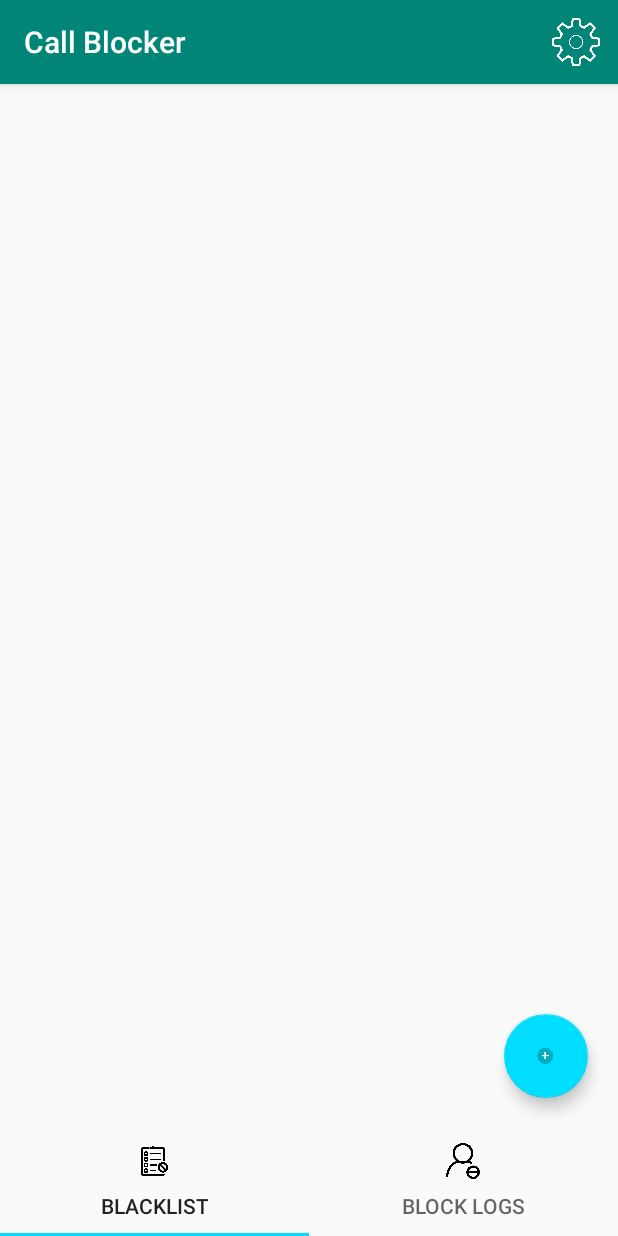
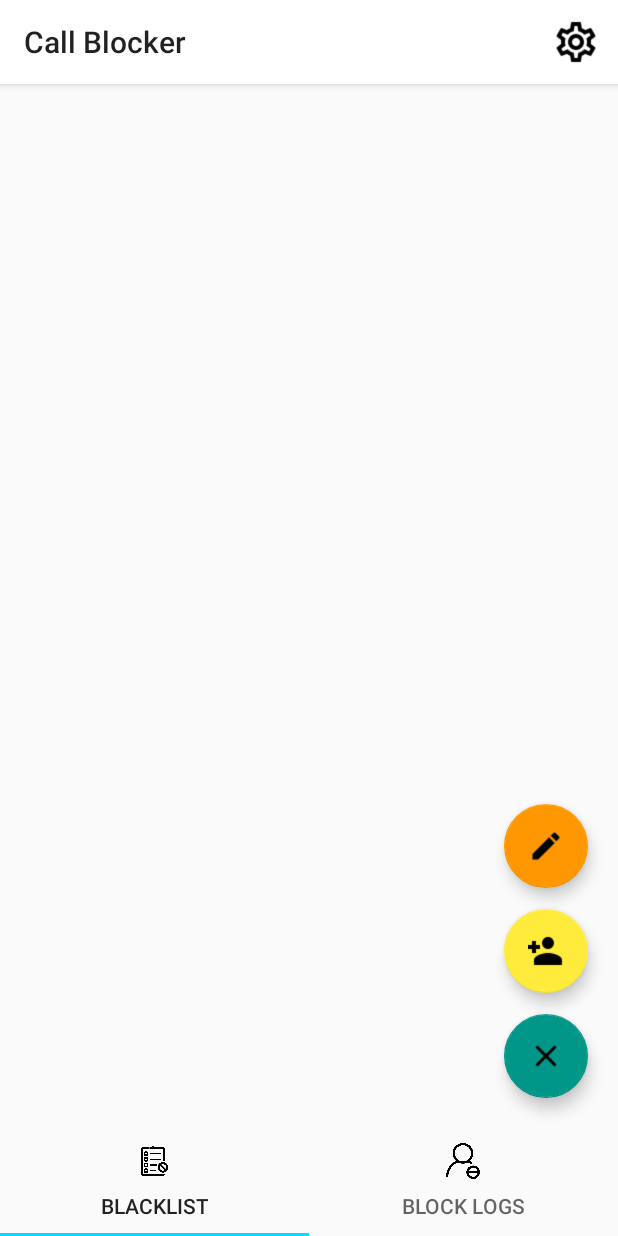
Before and after one commit to duydoan1411/callblocker, an Android app: the screen it shows after launch (MainActivity), after a tap on an icon or button, on a phone screen of 412 x 824 dp. Run offline under Robolectric (Android 15) with nearby library versions, the phone set to English and light mode, and no system bars.

Commit message:
icon update

```diff
--- a/app/src/main/java/com/dgteam/callblocker/BlackList.java
+++ b/app/src/main/java/com/dgteam/callblocker/BlackList.java
@@ -38,7 +38,7 @@ import java.util.ArrayList;
 
 import static android.app.Activity.RESULT_OK;
 
-
+//Fragment
 public class BlackList extends Fragment {
 
     private static final String ARG_PARAM1 = "param1";
@@ -46,7 +46,7 @@ public class BlackList extends Fragment {
     public static final int REQUEST_SELECT_CONTACT = 1;
 
     private RecyclerView recyclerView;
-    private FloatingActionButton btAdd;
+    private FloatingActionButton btAdd, fabContact, fabNumber;
     private ArrayList<ContactItem> contactList = new ArrayList<>();
     private ContactAdapter contactAdapter;
 
@@ -78,28 +78,51 @@ public class BlackList extends Fragment {
         }
     }
 
-    public static void toastk(Context context, String string){
-        Toast.makeText(context,string,Toast.LENGTH_SHORT).show();
-    }
-
     @Override
     public View onCreateView(LayoutInflater inflater, ViewGroup container,
                              Bundle savedInstanceState) {
 
+        ///Ánh xạ các view
         View view = inflater.inflate(R.layout.fragment_black_list,container,false);
         recyclerView = view.findViewById(R.id.recyclerViewBalckList);
         btAdd = view.findViewById(R.id.floatingActionButton4);
+        fabContact = view.findViewById(R.id.fabPersonAdd);
+        fabNumber = view.findViewById(R.id.fabNumber);
+        boolean[] kt = {true};
+        btAdd.setImageResource(R.drawable.add);
         btAdd.setOnClickListener(new View.OnClickListener() {
             @Override
             public void onClick(View view) {
-                selectContact();
+                kt[0] =!kt[0];
+                if (kt[0]) {
+                    btAdd.setImageResource(R.drawable.add);
+                    an();
+                }
+                else {
+                    btAdd.setImageResource(R.drawable.clear);
+                    hien();
+                }
             }
         });
+        fabContact.setOnClickListener(view1 -> selectContact());
+        //fabNumber.setOnClickListener();
         showRecyclerView(container);
         if (contactList.size()==7) Toast.makeText(getContext(),contactList.get(0).getName(),Toast.LENGTH_SHORT).show();
         return view;
     }
 
+
+    private void hien(){
+        fabNumber.show();
+        fabContact.show();
+    }
+
+    private void an(){
+        fabContact.hide();
+        fabNumber.hide();
+    }
+
+    //Xử lý RecyclerView
     public void showRecyclerView(ViewGroup container){
         recyclerView.setHasFixedSize(true);
         LinearLayoutManager layoutManager = new LinearLayoutManager(container.getContext(),
--- a/app/src/main/java/com/dgteam/callblocker/MainActivity.java
+++ b/app/src/main/java/com/dgteam/callblocker/MainActivity.java
@@ -15,6 +15,7 @@ import android.support.annotation.Nullable;
 import android.support.design.widget.TabLayout;
 import android.support.v4.app.Fragment;
 import android.support.v4.view.ViewPager;
+import android.support.v7.app.ActionBar;
 import android.support.v7.app.AlertDialog;
 import android.support.v7.app.AppCompatActivity;
 import android.os.Bundle;
@@ -29,7 +30,7 @@ public class MainActivity extends AppCompatActivity implements BlackList.OnFragm
 
     private TabLayout tabLayout;
     private ViewPager viewPager;
-    static final int REQUEST_SELECT_CONTACT = 1;
+    //static final int REQUEST_SELECT_CONTACT = 1;
     private BlackList blackList;
     private BlockLogs blockLogs;
     private VPAdapter adapter;
@@ -56,6 +57,8 @@ public class MainActivity extends AppCompatActivity implements BlackList.OnFragm
 
         contextOfApplication = getApplicationContext();
 
+
+        //Yêu cầu quyền đọc danh bạ
         if(Build.VERSION.SDK_INT >= Build.VERSION_CODES.M) {
             if (checkSelfPermission(Manifest.permission.READ_CONTACTS) != PackageManager.PERMISSION_GRANTED) {
                 AlertDialog.Builder alert = new AlertDialog.Builder(this);
@@ -63,40 +66,29 @@ public class MainActivity extends AppCompatActivity implements BlackList.OnFragm
                 alert.setTitle("Cảnh báo!");
                 alert.setMessage("Ứng dụng sẽ không hoạt động nếu bạn không cấp quyền." +
                         " Việc cấp quyền này là an toàn.");
-                alert.setPositiveButton("Đồng ý", new DialogInterface.OnClickListener() {
-                    @Override
-                    public void onClick(DialogInterface dialogInterface, int i) {
-                        permisson(Manifest.permission.READ_CONTACTS);
-                    }
-                });
-                alert.setNegativeButton("Từ chối", new DialogInterface.OnClickListener() {
-                    @Override
-                    public void onClick(DialogInterface dialogInterface, int i) {
-                        dialogQuit();
-                    }
-                });
+                alert.setPositiveButton("Đồng ý", (dialogInterface, i) ->
+                        permisson(Manifest.permission.READ_CONTACTS));
+                alert.setNegativeButton("Từ chối", (d,i) -> dialogQuit());
                 alert.setCancelable(false);
                 alert.show();
             }
         }
     }
-
+    // Thoát ứng dụng
     public void dialogQuit(){
         AlertDialog.Builder alert2 = new AlertDialog.Builder(MainActivity.this);
         alert2.setTitle("Đóng ứng dụng");
         alert2.setIcon(R.drawable.warning_amber);
         alert2.setMessage("Ứng dụng sẽ đóng!");
-        alert2.setPositiveButton("Thoát", new DialogInterface.OnClickListener() {
-            @Override
-            public void onClick(DialogInterface dialogInterface, int i) {
-                finish();
-                System.exit(0);
-            }
+        alert2.setPositiveButton("Thoát", (dialogInterface, i) -> {
+            finish();
+            System.exit(0);
         });
         alert2.setCancelable(false);
         alert2.show();
     }
 
+    //Yêu cầu quyền trên android 6.0+
     public void permisson(String permissonName){
         if(Build.VERSION.SDK_INT >= Build.VERSION_CODES.M){
             if (checkSelfPermission(permissonName) != PackageManager.PERMISSION_GRANTED) {
@@ -106,6 +98,7 @@ public class MainActivity extends AppCompatActivity implements BlackList.OnFragm
         }
     }
 
+    //Kiểm tra xem có chấp nhận quyền không
     @Override
     public void onRequestPermissionsResult(int requestCode, @NonNull String[] permissions, @NonNull int[] grantResults) {
         if (requestCode == 1) {
--- a/app/src/main/res/layout/activity_main.xml
+++ b/app/src/main/res/layout/activity_main.xml
@@ -21,6 +21,12 @@
         app:tabMode="fixed"
         app:tabGravity="fill"/>
 
+    <!--<Toolbar-->
+        <!--android:layout_width="match_parent"-->
+        <!--android:layout_height="wrap_content">-->
+
+    <!--</Toolbar>-->
+
 
 
 
--- a/app/src/main/res/layout/fragment_black_list.xml
+++ b/app/src/main/res/layout/fragment_black_list.xml
@@ -5,8 +5,6 @@
     android:layout_width="match_parent"
     android:layout_height="match_parent"
     tools:context=".BlackList">
-
-
 
     <android.support.v7.widget.RecyclerView
         android:id="@+id/recyclerViewBalckList"
@@ -22,26 +20,38 @@
         android:layout_height="wrap_content"
         android:layout_margin="20dp"
         android:clickable="true"
+        app:backgroundTint="#009688"
         app:layout_anchor="@id/recyclerViewBalckList"
-        app:layout_anchorGravity="bottom|right"
-        android:src="@drawable/add_icon" />
+        app:layout_anchorGravity="bottom|right" />
 
-    <!--<TextView-->
-        <!--android:id="@+id/textView"-->
-        <!--android:layout_width="wrap_content"-->
-        <!--android:layout_height="wrap_content"-->
-        <!--android:textSize="20sp"-->
-        <!--android:text="TextView" />-->
+    <android.support.design.widget.FloatingActionButton
+        android:id="@+id/fabPersonAdd"
+        android:layout_width="wrap_content"
+        android:layout_height="wrap_content"
+        android:layout_above="@id/fabNumber"
+        android:layout_marginRight="20dp"
+        android:layout_marginBottom="90dp"
+        android:clickable="true"
+        android:src="@drawable/person_add"
+        android:visibility="invisible"
+        app:backgroundTint="#FFEB3B"
+        app:layout_anchor="@id/floatingActionButton4"
+        app:layout_anchorGravity="top|right"
+        tools:srcCompat="@tools:sample/avatars" />
 
-    <!--<android.support.design.widget.FloatingActionButton-->
-        <!--android:id="@+id/floatingActionButton3"-->
-        <!--android:layout_width="wrap_content"-->
-        <!--android:layout_height="wrap_content"-->
-        <!--android:clickable="true"-->
-        <!--android:src="@drawable/add_icon"-->
-        <!--app:layout_anchor="@id/recyclerViewBalckList"-->
-        <!--app:layout_anchorGravity="right|bottom" />-->
-
+    <android.support.design.widget.FloatingActionButton
+        android:id="@+id/fabNumber"
+        app:layout_anchor="@id/fabPersonAdd"
+        app:layout_anchorGravity="top|right"
+        android:layout_width="wrap_content"
+        android:layout_height="wrap_content"
+        app:backgroundTint="#FF9800"
+        android:src="@drawable/add_number"
+        android:layout_marginRight="20dp"
+        android:layout_marginBottom="160dp"
+        android:visibility="invisible"
+        android:clickable="true"
+        tools:srcCompat="@tools:sample/avatars" />
 
 
 
--- a/app/src/main/res/menu/menu_setting.xml
+++ b/app/src/main/res/menu/menu_setting.xml
@@ -4,7 +4,7 @@
 
     <item android:title="Settings"
         android:id="@+id/settings"
-        android:icon="@drawable/settings_icon_white"
+        android:icon="@drawable/settings_icon"
         app:showAsAction="always"/>
 
 </menu>
--- a/app/src/main/res/values/colors.xml
+++ b/app/src/main/res/values/colors.xml
@@ -1,6 +1,6 @@
 <?xml version="1.0" encoding="utf-8"?>
 <resources>
-    <color name="colorPrimary">#008577</color>
-    <color name="colorPrimaryDark">#00574B</color>
+    <color name="colorPrimary">#FFFFFF</color>
+    <color name="colorPrimaryDark">#FFFFFF</color>
     <color name="colorAccent">#00DDFF</color>
 </resources>
--- a/app/src/main/res/values/styles.xml
+++ b/app/src/main/res/values/styles.xml
@@ -1,11 +1,12 @@
 <resources>
 
     <!-- Base application theme. -->
-    <style name="AppTheme" parent="Theme.AppCompat.Light.DarkActionBar">
+    <style name="AppTheme" parent="Theme.AppCompat.Light">
         <!-- Customize your theme here. -->
         <item name="colorPrimary">@color/colorPrimary</item>
         <item name="colorPrimaryDark">@color/colorPrimaryDark</item>
         <item name="colorAccent">@color/colorAccent</item>
+        <item name="android:windowLightStatusBar"> true</item>
     </style>
 
     <style name="AppTheme.NoActionBar">
@@ -13,7 +14,7 @@
         <item name="windowNoTitle">true</item>
     </style>
 
-    <style name="AppTheme.AppBarOverlay" parent="ThemeOverlay.AppCompat.Dark.ActionBar" />
+    <style name="AppTheme.AppBarOverlay" parent="ThemeOverlay.AppCompat" />
 
     <style name="AppTheme.PopupOverlay" parent="ThemeOverlay.AppCompat.Light" />
 
```
Also changed, not shown: app/src/main/res/drawable-v24/add.png (added), app/src/main/res/drawable-v24/add_number.png (added), app/src/main/res/drawable-v24/clear.png (added), app/src/main/res/drawable-v24/person_add.png (added), app/src/main/res/drawable-v24/settings_icon.png, app/src/main/res/drawable-v24/settings_icon_white.png (deleted).
